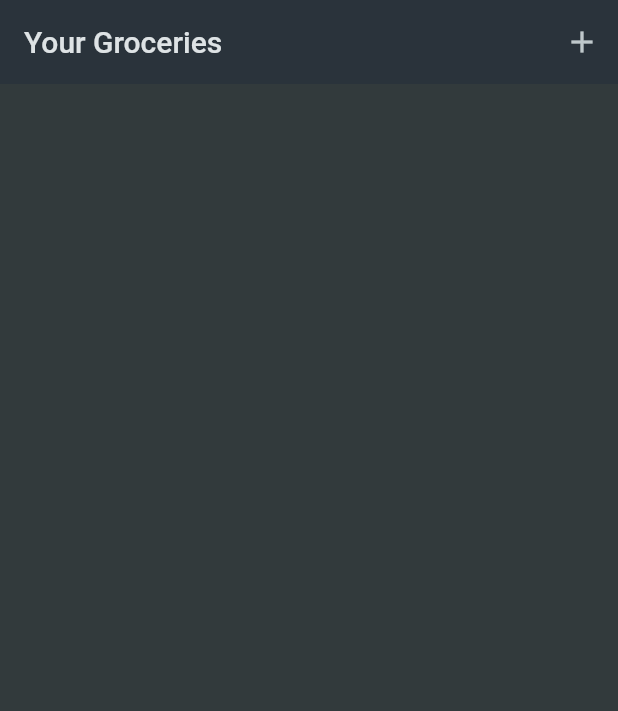
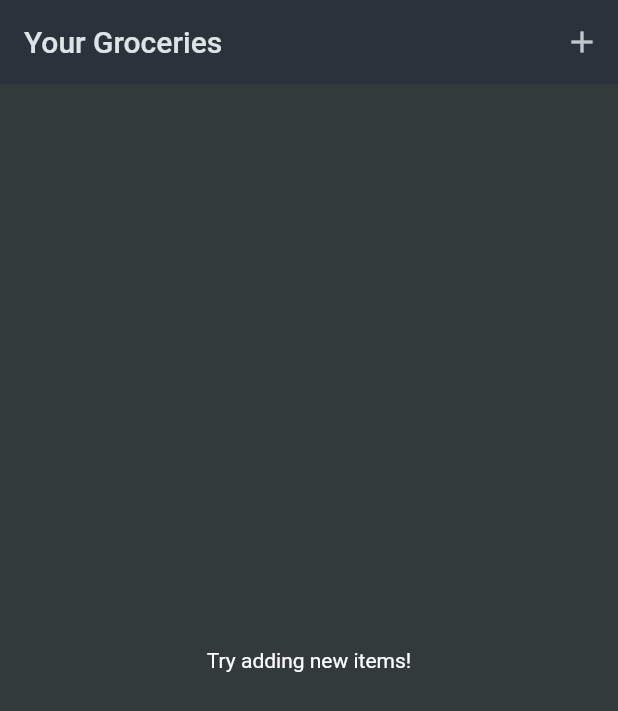
Before and after one commit to sxjal/Grocerry-Shopping, a Flutter app: the screen it shows after launch, on a phone screen of 412 x 824 dp. Shown: the top 711 px of the screen. Run offline on Flutter 3.47's test engine with Material 2 defaults, Android fonts, the phone set to English and light mode, and no system bars.

Commit message:
added fallback text

```diff
--- a/lib/screens/homescreen.dart
+++ b/lib/screens/homescreen.dart
@@ -41,7 +41,11 @@ class _HomeScreenState extends State<HomeScreen> {
           ),
         ],
       ),
-      body: Center(
+      body: groceryItems.isEmpty
+          ? const Center(
+              child: Text("Try adding new items!"),
+            )
+          : Center(
               child: ListView.builder(
               itemBuilder: (context, index) {
                 return ListTile(
```
Lines whose indentation alone changed are shown as unchanged.
